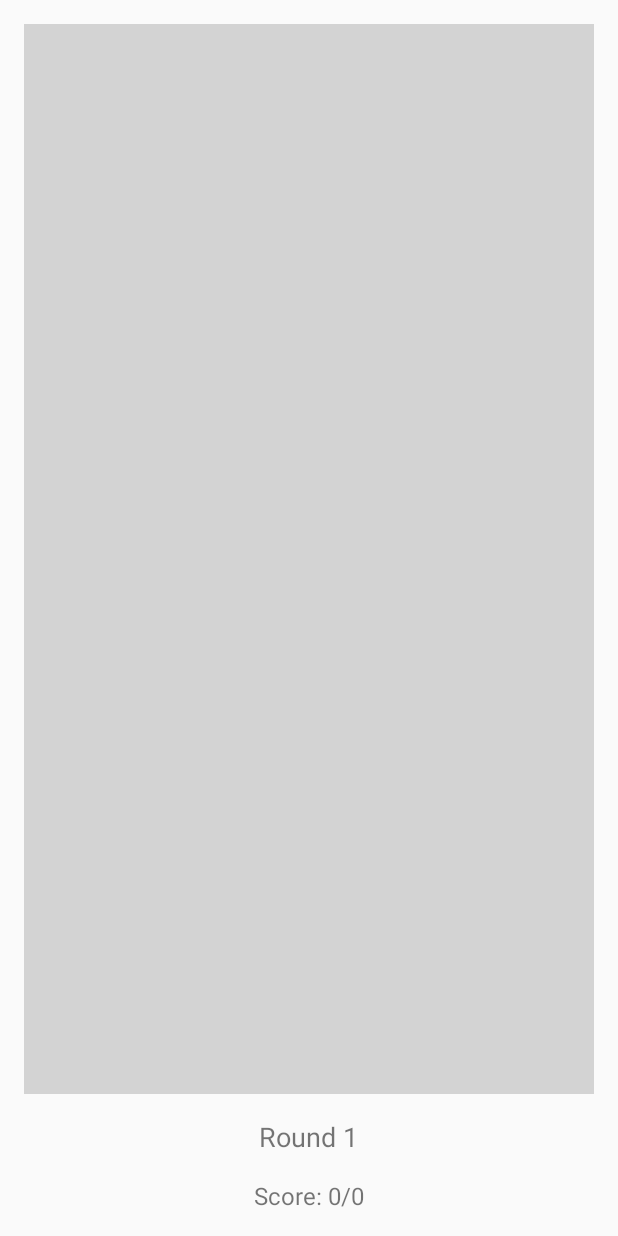
After one commit to mMelnic/RetroByte-Blitz, an Android app built with Jetpack Compose: the layout fragment_grid_memory_game.xml on its own in the app's theme, with its tools: preview values and no code run, on a phone screen of 412 x 824 dp. The commit adds this screen. Run offline under Robolectric (Android 15) with nearby library versions, the phone set to English and light mode, and no system bars.

Commit message:
Memory game grid selection

```diff
--- /dev/null
+++ b/app/src/main/res/layout/fragment_grid_memory_game.xml
@@ -0,0 +1,35 @@
+<?xml version="1.0" encoding="utf-8"?>
+<LinearLayout xmlns:android="http://schemas.android.com/apk/res/android"
+    android:layout_width="match_parent"
+    android:layout_height="match_parent"
+    android:orientation="vertical"
+    android:gravity="center"
+    android:padding="16dp">
+
+    <GridLayout
+        android:id="@+id/gridLayout"
+        android:layout_width="match_parent"
+        android:layout_height="0dp"
+        android:columnCount="3"
+        android:rowCount="3"
+        android:padding="16dp"
+        android:background="@color/light_gray"
+        android:useDefaultMargins="false"
+        android:layout_weight="1"/>
+
+    <TextView
+        android:id="@+id/roundInfo"
+        android:layout_width="wrap_content"
+        android:layout_height="wrap_content"
+        android:text="Round 1"
+        android:textSize="18sp"
+        android:layout_marginTop="16dp"/>
+
+    <TextView
+        android:id="@+id/scoreInfo"
+        android:layout_width="wrap_content"
+        android:layout_height="wrap_content"
+        android:text="Score: 0/0"
+        android:textSize="16sp"
+        android:layout_marginTop="16dp"/>
+</LinearLayout>
--- a/app/src/main/res/values/colors.xml
+++ b/app/src/main/res/values/colors.xml
@@ -7,4 +7,5 @@
     <color name="teal_700">#FF018786</color>
     <color name="black">#FF000000</color>
     <color name="white">#FFFFFFFF</color>
+    <color name="light_gray">#D3D3D3</color>
 </resources>
```
Also changed, not shown: app/src/main/java/hu/bme/aut/fvf13l/retrobyteblitz/fragments/games/GridMemoryGameFragment.kt (added, +175 -0 lines).
